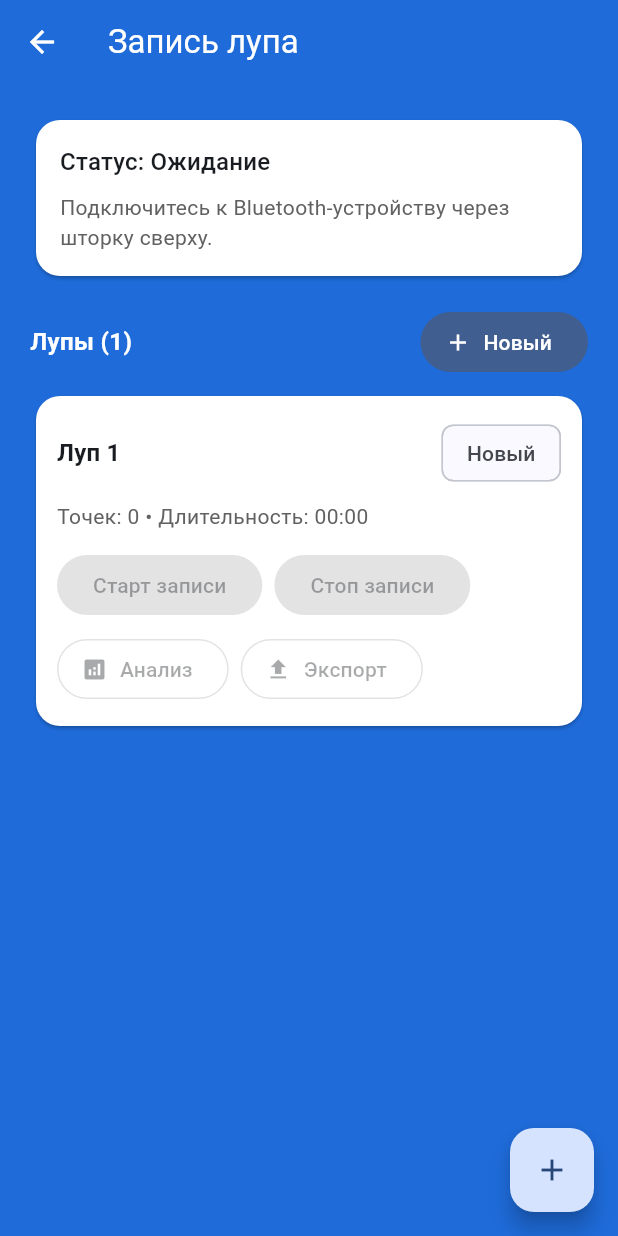
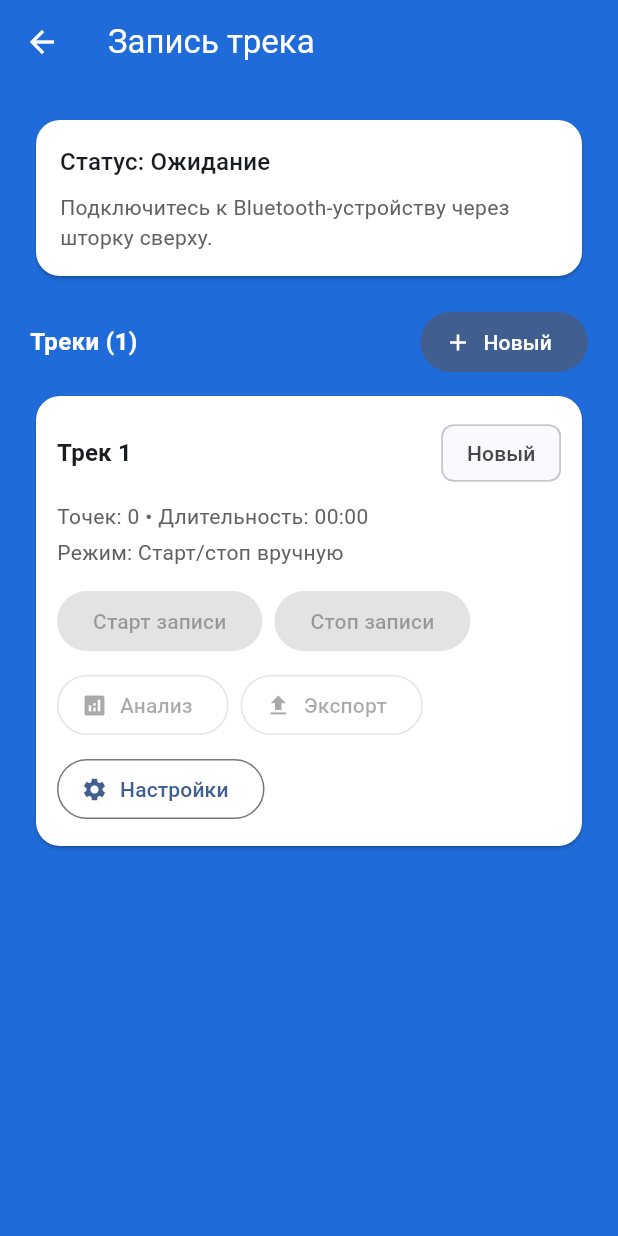
Before and after one commit to nameunique/GPSTrackerAnalyzer, a Flutter app: the _RecordingView screen opened directly, after a tap on "Новый", on a phone screen of 412 x 824 dp. Run offline on Flutter 3.47's test engine with Material 3 defaults, Android fonts, the phone set to English and light mode, and no system bars; our stand-ins replace equatable, fl_chart, flutter_bloc, flutter_blue_plus, get_it, logger and 1 more; missing offline and left inert: downloadsfolder.

Commit message:
[XX-02] Поправил замеры item заездов

```diff
--- a/lib/domain/entities/recorded_loop.dart
+++ b/lib/domain/entities/recorded_loop.dart
@@ -1,4 +1,23 @@
 import 'package:equatable/equatable.dart';
+
+enum TrackRecordingMode {
+  manual,
+  next100Samples;
+
+  String get label {
+    return switch (this) {
+      TrackRecordingMode.manual => 'Старт/стоп вручную',
+      TrackRecordingMode.next100Samples => 'Следующие 100 значений',
+    };
+  }
+
+  static TrackRecordingMode fromJson(String? value) {
+    return TrackRecordingMode.values.firstWhere(
+      (mode) => mode.name == value,
+      orElse: () => TrackRecordingMode.manual,
+    );
+  }
+}
 
 class RecordedLoop extends Equatable {
   const RecordedLoop({
@@ -8,6 +27,7 @@ class RecordedLoop extends Equatable {
     this.filePath,
     this.sampleCount = 0,
     this.durationSec = 0,
+    this.recordingMode = TrackRecordingMode.manual,
   });
 
   final String id;
@@ -16,8 +36,13 @@ class RecordedLoop extends Equatable {
   final String? filePath;
   final int sampleCount;
   final double durationSec;
+  final TrackRecordingMode recordingMode;
 
   bool get isSaved => filePath != null && filePath!.isNotEmpty;
+
+  static String _normalizeTitle(String title) {
+    return title.replaceFirst('Луп', 'Трек').replaceFirst('луп', 'трек');
+  }
 
   RecordedLoop copyWith({
     String? id,
@@ -26,6 +51,7 @@ class RecordedLoop extends Equatable {
     String? filePath,
     int? sampleCount,
     double? durationSec,
+    TrackRecordingMode? recordingMode,
   }) {
     return RecordedLoop(
       id: id ?? this.id,
@@ -34,6 +60,7 @@ class RecordedLoop extends Equatable {
       filePath: filePath ?? this.filePath,
       sampleCount: sampleCount ?? this.sampleCount,
       durationSec: durationSec ?? this.durationSec,
+      recordingMode: recordingMode ?? this.recordingMode,
     );
   }
 
@@ -44,16 +71,18 @@ class RecordedLoop extends Equatable {
     'filePath': filePath,
     'sampleCount': sampleCount,
     'durationSec': durationSec,
+    'recordingMode': recordingMode.name,
   };
 
   factory RecordedLoop.fromJson(Map<String, dynamic> json) {
     return RecordedLoop(
       id: json['id'] as String,
-      title: json['title'] as String,
+      title: _normalizeTitle(json['title'] as String),
       createdAt: DateTime.parse(json['createdAt'] as String),
       filePath: json['filePath'] as String?,
       sampleCount: json['sampleCount'] as int? ?? 0,
       durationSec: (json['durationSec'] as num?)?.toDouble() ?? 0,
+      recordingMode: TrackRecordingMode.fromJson(json['recordingMode'] as String?),
     );
   }
 
@@ -65,5 +94,6 @@ class RecordedLoop extends Equatable {
     filePath,
     sampleCount,
     durationSec,
+    recordingMode,
   ];
 }
--- a/lib/features/recording/recording_cubit.dart
+++ b/lib/features/recording/recording_cubit.dart
@@ -24,13 +24,16 @@ class RecordingCubit extends Cubit<RecordingState> {
   ActiveSession? _activeSession;
   DateTime? _recordStartedAt;
   int _recordingSamples = 0;
+  bool _isStoppingRecording = false;
+
+  static const int nextSamplesLimit = 100;
 
   Future<void> loadLoops() async {
     try {
       final loops = await _sessionStore.listLoops();
       emit(state.copyWith(loops: loops, clearError: true));
     } catch (e) {
-      emit(state.copyWith(errorMessage: 'Загрузка лупов: $e'));
+      emit(state.copyWith(errorMessage: 'Загрузка треков: $e'));
     }
   }
 
@@ -39,10 +42,24 @@ class RecordingCubit extends Cubit<RecordingState> {
     final now = DateTime.now();
     final loop = RecordedLoop(
       id: now.microsecondsSinceEpoch.toString(),
-      title: 'Луп ${state.loops.length + 1}',
+      title: 'Трек ${state.loops.length + 1}',
       createdAt: now,
     );
     emit(state.copyWith(loops: [loop, ...state.loops], clearError: true));
+  }
+
+  Future<void> updateRecordingMode(
+    String loopId,
+    TrackRecordingMode recordingMode,
+  ) async {
+    final loop = _findLoop(loopId);
+    if (loop == null || state.activeLoopId == loopId) return;
+
+    final updated = loop.copyWith(recordingMode: recordingMode);
+    emit(state.copyWith(loops: _replaceLoop(loopId, updated), clearError: true));
+    if (updated.isSaved) {
+      await _sessionStore.upsertLoop(updated);
+    }
   }
 
   Future<void> startRecording(String loopId) async {
@@ -84,12 +101,19 @@ class RecordingCubit extends Cubit<RecordingState> {
           ),
         ),
       );
+      final activeLoop = _findLoop(loop.id);
+      if (activeLoop?.recordingMode == TrackRecordingMode.next100Samples &&
+          _recordingSamples >= nextSamplesLimit) {
+        unawaited(stopRecording());
+      }
     });
   }
 
   Future<RecordedLoop?> stopRecording() async {
-    if (!state.isRecording) return null;
+    if (!state.isRecording || _isStoppingRecording) return null;
 
+    _isStoppingRecording = true;
+    try {
       await _recordSub?.cancel();
       _recordSub = null;
 
@@ -132,15 +156,18 @@ class RecordingCubit extends Cubit<RecordingState> {
         ),
       );
       return savedLoop;
+    } finally {
+      _isStoppingRecording = false;
+    }
   }
 
   Future<void> exportLoop(RecordedLoop loop) async {
     final exported = await _sessionStore.exportLoop(loop);
     if (exported == null) {
-      emit(state.copyWith(errorMessage: 'Не удалось экспортировать луп'));
+      emit(state.copyWith(errorMessage: 'Не удалось экспортировать трек'));
       return;
     }
-    emit(state.copyWith(errorMessage: 'Луп экспортирован', clearError: false));
+    emit(state.copyWith(errorMessage: 'Трек экспортирован', clearError: false));
   }
 
   RecordedLoop? _findLoop(String id) {
--- a/lib/features/recording/recording_screen.dart
+++ b/lib/features/recording/recording_screen.dart
@@ -41,15 +41,11 @@ class _RecordingView extends StatelessWidget {
     return Scaffold(
       backgroundColor: AppColors.scaffoldBlue,
       appBar: AppBar(
-        title: const Text('Запись лупа'),
+        title: const Text('Запись трека'),
         leading: IconButton(
           icon: const Icon(Icons.arrow_back),
           onPressed: () => Navigator.pop(context),
         ),
-      ),
-      floatingActionButton: FloatingActionButton(
-        onPressed: () => context.read<RecordingCubit>().addLoop(),
-        child: const Icon(Icons.add),
       ),
       body: BlocConsumer<RecordingCubit, RecordingState>(
         listenWhen: (p, c) =>
@@ -64,7 +60,7 @@ class _RecordingView extends StatelessWidget {
         },
         builder: (context, state) {
           return ListView(
-            padding: const EdgeInsets.fromLTRB(20, 20, 20, 96),
+            padding: const EdgeInsets.all(20),
             children: [
               Card(
                 color: AppColors.cardWhite,
@@ -84,7 +80,7 @@ class _RecordingView extends StatelessWidget {
                       Text(
                         state.connection ==
                                 GpsTelemetryConnectionState.connected
-                            ? 'Можно создавать и записывать лупы.'
+                            ? 'Можно создавать и записывать треки.'
                             : 'Подключитесь к Bluetooth-устройству через шторку сверху.',
                         style: TextStyle(color: Colors.grey.shade700),
                       ),
@@ -97,7 +93,7 @@ class _RecordingView extends StatelessWidget {
                 children: [
                   Expanded(
                     child: Text(
-                      'Лупы (${state.loops.length})',
+                      'Треки (${state.loops.length})',
                       style: const TextStyle(
                         color: Colors.white,
                         fontWeight: FontWeight.w600,
@@ -122,7 +118,7 @@ class _RecordingView extends StatelessWidget {
                   child: const Padding(
                     padding: EdgeInsets.all(20),
                     child: Text(
-                      'Нажмите +, чтобы создать первый луп для записи.',
+                      'Нажмите "Новый", чтобы создать первый трек для записи.',
                       textAlign: TextAlign.center,
                     ),
                   ),
@@ -153,6 +149,47 @@ class _LoopTile extends StatelessWidget {
     final m = (total ~/ 60).toString().padLeft(2, '0');
     final s = (total % 60).toString().padLeft(2, '0');
     return '$m:$s';
+  }
+
+  void _showSettings(BuildContext context) {
+    showModalBottomSheet<void>(
+      context: context,
+      showDragHandle: true,
+      builder: (sheetContext) {
+        return SafeArea(
+          child: Padding(
+            padding: const EdgeInsets.fromLTRB(16, 0, 16, 16),
+            child: Column(
+              mainAxisSize: MainAxisSize.min,
+              crossAxisAlignment: CrossAxisAlignment.stretch,
+              children: [
+                Text(
+                  'Настройки записи',
+                  style: Theme.of(context).textTheme.titleLarge,
+                ),
+                const SizedBox(height: 8),
+                ...TrackRecordingMode.values.map((mode) {
+                  return RadioListTile<TrackRecordingMode>(
+                    contentPadding: EdgeInsets.zero,
+                    title: Text(mode.label),
+                    value: mode,
+                    groupValue: loop.recordingMode,
+                    onChanged: (value) {
+                      if (value == null) return;
+                      context.read<RecordingCubit>().updateRecordingMode(
+                        loop.id,
+                        value,
+                      );
+                      Navigator.pop(sheetContext);
+                    },
+                  );
+                }),
+              ],
+            ),
+          ),
+        );
+      },
+    );
   }
 
   @override
@@ -201,6 +238,11 @@ class _LoopTile extends StatelessWidget {
               'Длительность: ${_formatDuration(loop.durationSec)}',
               style: TextStyle(color: Colors.grey.shade700),
             ),
+            const SizedBox(height: 4),
+            Text(
+              'Режим: ${loop.recordingMode.label}',
+              style: TextStyle(color: Colors.grey.shade700),
+            ),
             const SizedBox(height: 12),
             Wrap(
               spacing: 8,
@@ -240,6 +282,11 @@ class _LoopTile extends StatelessWidget {
                   icon: const Icon(Icons.file_upload),
                   label: const Text('Экспорт'),
                 ),
+                OutlinedButton.icon(
+                  onPressed: isActive ? null : () => _showSettings(context),
+                  icon: const Icon(Icons.settings),
+                  label: const Text('Настройки'),
+                ),
               ],
             ),
           ],
--- a/lib/features/welcome/welcome_screen.dart
+++ b/lib/features/welcome/welcome_screen.dart
@@ -27,7 +27,7 @@ class WelcomeScreen extends StatelessWidget {
               const SizedBox(height: 16),
               Text(
                 'Подключите GPS-трекер через шторку сверху, затем выберите '
-                'запись лупа или мониторинг датчиков в реальном времени.',
+                'запись трека или мониторинг датчиков в реальном времени.',
                 textAlign: TextAlign.center,
                 style: Theme.of(context).textTheme.bodyLarge?.copyWith(
                   color: Colors.white.withValues(alpha: 0.9),
@@ -48,7 +48,7 @@ class WelcomeScreen extends StatelessWidget {
                   Navigator.pushNamed(context, GpsTrackerApp.routeRecording);
                 },
                 child: const Text(
-                  'Запись лупа',
+                  'Запись трека',
                   style: TextStyle(fontSize: 16, fontWeight: FontWeight.w600),
                 ),
               ),
--- a/lib/shared/widgets/app_shell.dart
+++ b/lib/shared/widgets/app_shell.dart
@@ -24,7 +24,7 @@ class AppShell extends StatelessWidget {
   @override
   Widget build(BuildContext context) {
     return Scaffold(
-      backgroundColor: AppColors.scaffoldBlue,
+      backgroundColor: Colors.black,
       appBar: AppBar(
         automaticallyImplyLeading: false,
         title: BlocBuilder<BluetoothCubit, BluetoothState>(
@@ -44,7 +44,7 @@ class AppShell extends StatelessWidget {
           ),
         ],
       ),
-      body: child,
+      body: SafeArea(top: false, child: child),
     );
   }
 
```
Also changed, not shown: lib/main.dart (+9 -0 lines), 1 other file. Lines whose indentation alone changed are shown as unchanged.
